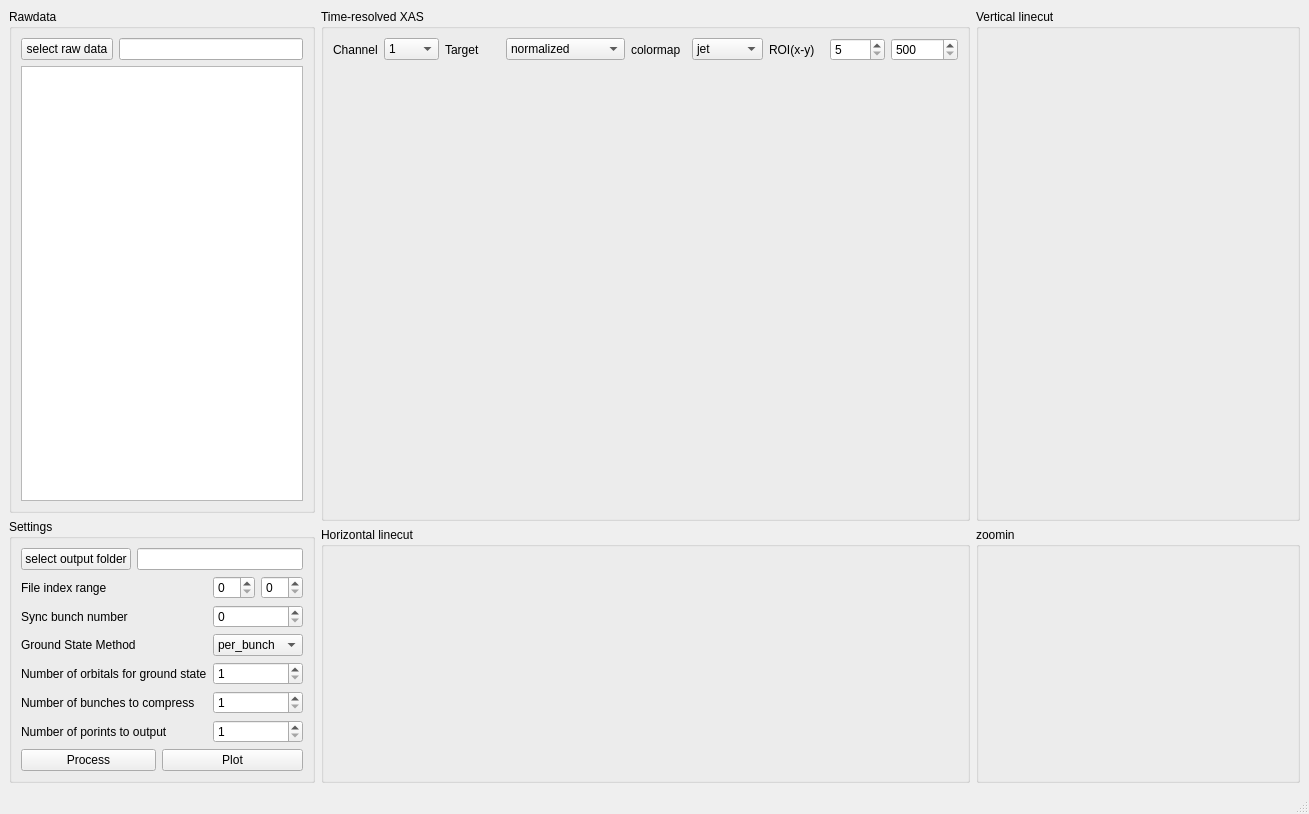
Above: src/trxasviewer/viewer.ui from AdvancedPhotonSource/trxasviewer before the change. Below: the same form after it.
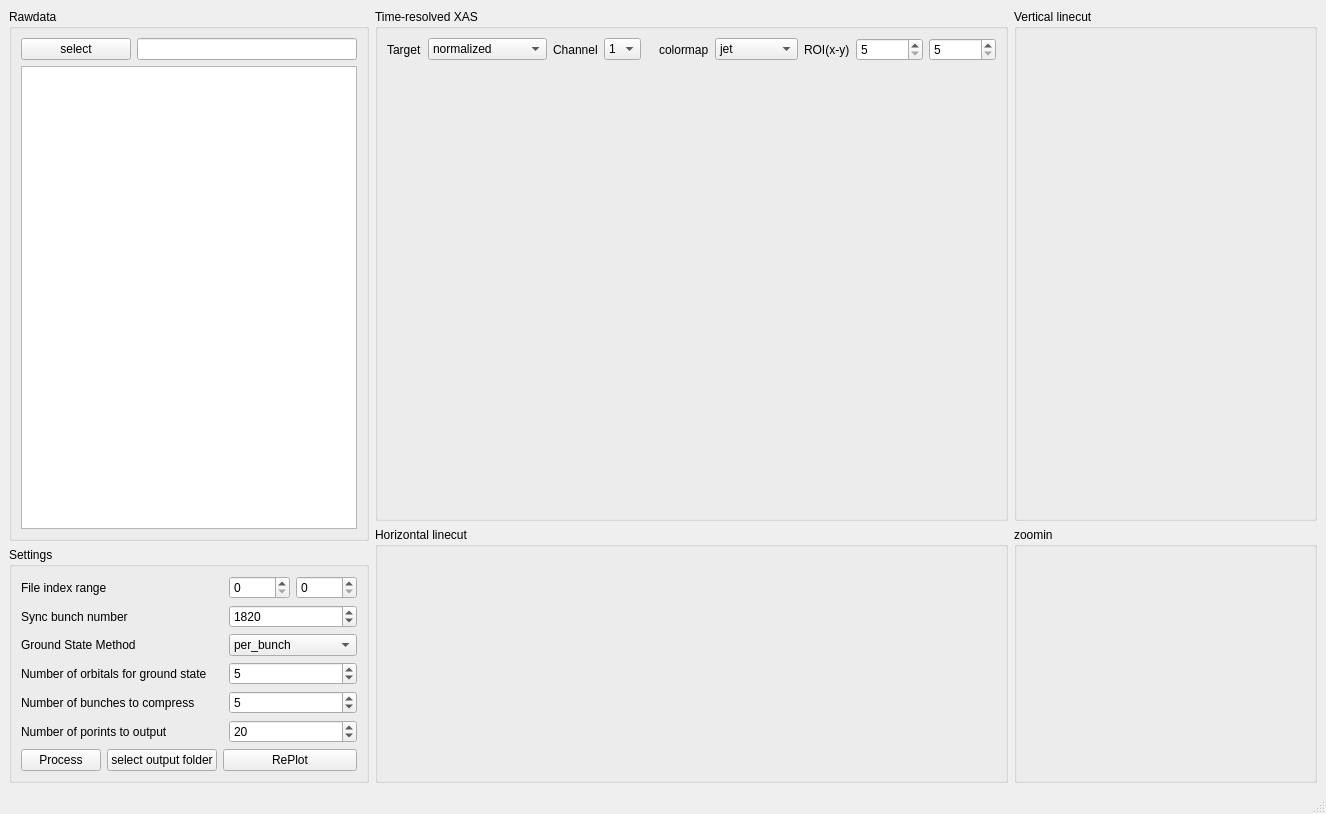
That is the form after the change. Custom widgets are drawn as their Qt base class.

Patch:
```diff
--- a/src/trxasviewer/viewer.ui
+++ b/src/trxasviewer/viewer.ui
@@ -6,7 +6,7 @@
    <rect>
     <x>0</x>
     <y>0</y>
-    <width>1309</width>
+    <width>1326</width>
     <height>814</height>
    </rect>
   </property>
@@ -23,33 +23,36 @@
          <string>Rawdata</string>
         </property>
         <layout class="QGridLayout" name="gridLayout_2">
-         <item row="1" column="1" colspan="3">
-          <widget class="QTreeView" name="treeView_fs">
-           <property name="sizePolicy">
-            <sizepolicy hsizetype="Minimum" vsizetype="Expanding">
-             <horstretch>0</horstretch>
-             <verstretch>1</verstretch>
-            </sizepolicy>
-           </property>
-          </widget>
-         </item>
          <item row="0" column="1">
           <widget class="QPushButton" name="pushButton_select_rawfolder">
            <property name="text">
-            <string>select raw data</string>
+            <string>select</string>
            </property>
           </widget>
          </item>
          <item row="0" column="2" colspan="2">
           <widget class="QLineEdit" name="lineEdit_rawfolder">
            <property name="sizePolicy">
-            <sizepolicy hsizetype="Minimum" vsizetype="Fixed">
+            <sizepolicy hsizetype="Expanding" vsizetype="Fixed">
              <horstretch>0</horstretch>
              <verstretch>0</verstretch>
             </sizepolicy>
            </property>
           </widget>
          </item>
+         <item row="1" column="1" colspan="3">
+          <widget class="QTreeView" name="treeView_fs">
+           <property name="sizePolicy">
+            <sizepolicy hsizetype="Minimum" vsizetype="Expanding">
+             <horstretch>0</horstretch>
+             <verstretch>1</verstretch>
+            </sizepolicy>
+           </property>
+           <property name="selectionMode">
+            <enum>QAbstractItemView::SelectionMode::ExtendedSelection</enum>
+           </property>
+          </widget>
+         </item>
         </layout>
        </widget>
       </item>
@@ -66,22 +69,49 @@
         </property>
         <layout class="QGridLayout" name="gridLayout_5">
          <item row="0" column="0">
-          <layout class="QGridLayout" name="gridLayout_3">
-           <item row="0" column="1">
-            <widget class="QLineEdit" name="lineEdit_outputfolder"/>
-           </item>
-           <item row="0" column="0">
-            <widget class="QPushButton" name="pushButton_select_outputfolder">
-             <property name="text">
-              <string>select output folder</string>
-             </property>
-            </widget>
-           </item>
-          </layout>
-         </item>
-         <item row="1" column="0">
           <layout class="QGridLayout" name="gridLayout_4">
-           <item row="3" column="4" colspan="2">
+           <item row="4" column="5" colspan="2">
+            <widget class="QSpinBox" name="spinBox_compress_bunches">
+             <property name="minimum">
+              <number>1</number>
+             </property>
+             <property name="maximum">
+              <number>99999</number>
+             </property>
+             <property name="value">
+              <number>5</number>
+             </property>
+            </widget>
+           </item>
+           <item row="2" column="5" colspan="2">
+            <widget class="QComboBox" name="comboBox_groundstate_method">
+             <item>
+              <property name="text">
+               <string>per_bunch</string>
+              </property>
+             </item>
+             <item>
+              <property name="text">
+               <string>avg_bunch</string>
+              </property>
+             </item>
+            </widget>
+           </item>
+           <item row="6" column="4" colspan="3">
+            <widget class="QPushButton" name="pushButton_replot">
+             <property name="text">
+              <string>RePlot</string>
+             </property>
+            </widget>
+           </item>
+           <item row="6" column="0" colspan="3">
+            <widget class="QPushButton" name="pushButton_process">
+             <property name="text">
+              <string>Process</string>
+             </property>
+            </widget>
+           </item>
+           <item row="3" column="5" colspan="2">
             <widget class="QSpinBox" name="spinBox_orbitals_number">
              <property name="minimum">
               <number>1</number>
@@ -89,102 +119,98 @@
              <property name="maximum">
               <number>999999</number>
              </property>
-            </widget>
-           </item>
-           <item row="2" column="0" colspan="4">
-            <widget class="QLabel" name="label_5">
-             <property name="text">
-              <string>Ground State Method</string>
+             <property name="value">
+              <number>5</number>
              </property>
             </widget>
            </item>
-           <item row="3" column="0" colspan="4">
+           <item row="3" column="0" colspan="5">
             <widget class="QLabel" name="label_6">
              <property name="text">
               <string>Number of orbitals for ground state</string>
              </property>
             </widget>
            </item>
-           <item row="5" column="0" colspan="4">
+           <item row="5" column="0" colspan="5">
             <widget class="QLabel" name="label_8">
              <property name="text">
               <string>Number of porints to output</string>
              </property>
             </widget>
            </item>
-           <item row="0" column="4" colspan="2">
-            <layout class="QHBoxLayout" name="horizontalLayout">
-             <item>
-              <widget class="QSpinBox" name="spinBox_fileindex_min"/>
-             </item>
-             <item>
-              <widget class="QSpinBox" name="spinBox_fileindex_max"/>
-             </item>
-            </layout>
-           </item>
-           <item row="4" column="0" colspan="4">
+           <item row="4" column="0" colspan="5">
             <widget class="QLabel" name="label_7">
              <property name="text">
               <string>Number of bunches to compress</string>
              </property>
             </widget>
            </item>
-           <item row="2" column="4" colspan="2">
-            <widget class="QComboBox" name="comboBox_groundstate_method">
-             <item>
-              <property name="text">
-               <string>per_bunch</string>
-              </property>
-             </item>
-             <item>
-              <property name="text">
-               <string>avg_bunch</string>
-              </property>
-             </item>
-            </widget>
-           </item>
-           <item row="4" column="4" colspan="2">
-            <widget class="QSpinBox" name="spinBox_compress_bunches">
-             <property name="minimum">
-              <number>1</number>
+           <item row="1" column="5" colspan="2">
+            <widget class="QSpinBox" name="spinBox_syncbunch_number">
+             <property name="maximum">
+              <number>999999</number>
              </property>
+             <property name="value">
+              <number>1820</number>
+             </property>
             </widget>
            </item>
-           <item row="1" column="0" colspan="4">
+           <item row="1" column="0" colspan="5">
             <widget class="QLabel" name="label_4">
              <property name="text">
               <string>Sync bunch number</string>
              </property>
             </widget>
            </item>
-           <item row="1" column="4" colspan="2">
-            <widget class="QSpinBox" name="spinBox_syncbunch_number"/>
-           </item>
-           <item row="0" column="0" colspan="4">
+           <item row="0" column="0" colspan="5">
             <widget class="QLabel" name="label_2">
              <property name="text">
               <string>File index range</string>
              </property>
             </widget>
            </item>
-           <item row="5" column="4" colspan="2">
+           <item row="0" column="5" colspan="2">
+            <layout class="QHBoxLayout" name="horizontalLayout">
+             <item>
+              <widget class="QSpinBox" name="spinBox_fileindex_min">
+               <property name="maximum">
+                <number>99999</number>
+               </property>
+              </widget>
+             </item>
+             <item>
+              <widget class="QSpinBox" name="spinBox_fileindex_max">
+               <property name="maximum">
+                <number>99999</number>
+               </property>
+              </widget>
+             </item>
+            </layout>
+           </item>
+           <item row="2" column="0" colspan="5">
+            <widget class="QLabel" name="label_5">
+             <property name="text">
+              <string>Ground State Method</string>
+             </property>
+            </widget>
+           </item>
+           <item row="5" column="5" colspan="2">
             <widget class="QSpinBox" name="spinBox_output_points">
              <property name="minimum">
               <number>1</number>
              </property>
-            </widget>
-           </item>
-           <item row="6" column="3" colspan="3">
-            <widget class="QPushButton" name="pushButton_2">
-             <property name="text">
-              <string>Plot</string>
+             <property name="maximum">
+              <number>99999</number>
              </property>
+             <property name="value">
+              <number>20</number>
+             </property>
             </widget>
            </item>
-           <item row="6" column="0" colspan="3">
-            <widget class="QPushButton" name="pushButton_process">
+           <item row="6" column="3">
+            <widget class="QPushButton" name="pushButton_select_outputfolder">
              <property name="text">
-              <string>Process</string>
+              <string>select output folder</string>
              </property>
             </widget>
            </item>
@@ -209,90 +235,23 @@
          <string>Time-resolved XAS</string>
         </property>
         <layout class="QGridLayout" name="gridLayout_6">
-         <item row="0" column="1">
-          <widget class="QComboBox" name="comboBox_channel_num">
-           <item>
-            <property name="text">
-             <string>1</string>
-            </property>
-           </item>
-           <item>
-            <property name="text">
-             <string>2</string>
-            </property>
-           </item>
-           <item>
-            <property name="text">
-             <string>0</string>
-            </property>
-           </item>
-          </widget>
-         </item>
          <item row="0" column="8">
-          <widget class="QSpinBox" name="spinBox_roiy">
-           <property name="minimum">
-            <number>500</number>
-           </property>
-           <property name="maximum">
-            <number>999999</number>
-           </property>
-           <property name="singleStep">
-            <number>200</number>
-           </property>
-          </widget>
-         </item>
-         <item row="0" column="6">
-          <widget class="QLabel" name="label">
-           <property name="text">
-            <string>ROI(x-y)</string>
-           </property>
-          </widget>
-         </item>
-         <item row="0" column="2">
-          <widget class="QLabel" name="label_10">
-           <property name="text">
-            <string>Target</string>
-           </property>
-          </widget>
-         </item>
-         <item row="0" column="4">
-          <widget class="QLabel" name="label_3">
-           <property name="text">
-            <string>colormap</string>
-           </property>
-          </widget>
-         </item>
-         <item row="0" column="0">
-          <widget class="QLabel" name="label_9">
-           <property name="text">
-            <string>Channel</string>
-           </property>
-          </widget>
-         </item>
-         <item row="1" column="1" colspan="8">
-          <widget class="ImageView" name="pg_hdl_img2d" native="true">
-           <property name="sizePolicy">
-            <sizepolicy hsizetype="Expanding" vsizetype="Preferred">
-             <horstretch>2</horstretch>
-             <verstretch>2</verstretch>
-            </sizepolicy>
-           </property>
-          </widget>
-         </item>
-         <item row="0" column="7">
-          <widget class="QSpinBox" name="spinBox_roix">
-           <property name="minimum">
-            <number>5</number>
-           </property>
-          </widget>
-         </item>
-         <item row="0" column="5">
           <widget class="QComboBox" name="comboBox_cmap">
            <item>
             <property name="text">
              <string>jet</string>
             </property>
            </item>
+           <item>
+            <property name="text">
+             <string>coolwarm</string>
+            </property>
+           </item>
+           <item>
+            <property name="text">
+             <string>seismic</string>
+            </property>
+           </item>
            <item>
             <property name="text">
              <string>viridis</string>
@@ -325,7 +284,7 @@
            </item>
           </widget>
          </item>
-         <item row="0" column="3">
+         <item row="0" column="2">
           <widget class="QComboBox" name="comboBox_target">
            <item>
             <property name="text">
@@ -344,6 +303,86 @@
            </item>
           </widget>
          </item>
+         <item row="0" column="7">
+          <widget class="QLabel" name="label_3">
+           <property name="text">
+            <string>colormap</string>
+           </property>
+          </widget>
+         </item>
+         <item row="0" column="11">
+          <widget class="QSpinBox" name="spinBox_roiy">
+           <property name="minimum">
+            <number>5</number>
+           </property>
+           <property name="maximum">
+            <number>999999</number>
+           </property>
+           <property name="singleStep">
+            <number>200</number>
+           </property>
+          </widget>
+         </item>
+         <item row="0" column="4">
+          <widget class="QComboBox" name="comboBox_channel_num">
+           <item>
+            <property name="text">
+             <string>1</string>
+            </property>
+           </item>
+           <item>
+            <property name="text">
+             <string>2</string>
+            </property>
+           </item>
+           <item>
+            <property name="text">
+             <string>0</string>
+            </property>
+           </item>
+          </widget>
+         </item>
+         <item row="0" column="1">
+          <widget class="QLabel" name="label_10">
+           <property name="text">
+            <string>Target</string>
+           </property>
+          </widget>
+         </item>
+         <item row="1" column="1" colspan="11">
+          <widget class="ImageView" name="pg_hdl_img2d" native="true">
+           <property name="sizePolicy">
+            <sizepolicy hsizetype="Expanding" vsizetype="Preferred">
+             <horstretch>2</horstretch>
+             <verstretch>2</verstretch>
+            </sizepolicy>
+           </property>
+          </widget>
+         </item>
+         <item row="0" column="10">
+          <widget class="QSpinBox" name="spinBox_roix">
+           <property name="minimum">
+            <number>5</number>
+           </property>
+           <property name="maximum">
+            <number>999999</number>
+           </property>
+          </widget>
+         </item>
+         <item row="0" column="9">
+          <widget class="QLabel" name="label">
+           <property name="text">
+            <string>ROI(x-y)</string>
+           </property>
+          </widget>
+         </item>
+         <item row="0" column="3">
+          <widget class="QLabel" name="label_9">
+           <property name="text">
+            <string>Channel</string>
+           </property>
+          </widget>
+         </item>
         </layout>
        </widget>
       </item>
@@ -425,8 +464,8 @@
     <rect>
      <x>0</x>
      <y>0</y>
-     <width>1309</width>
-     <height>33</height>
+     <width>1326</width>
+     <height>24</height>
     </rect>
    </property>
   </widget>
```
